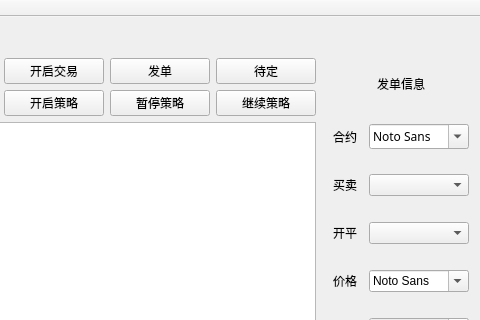
Qt form mainwindow.ui (wdy0401/only_qt_ctp) before a commit; both pictures show x 512 to 992 and y 0 to 320 of the 992 by 673 pixel window.
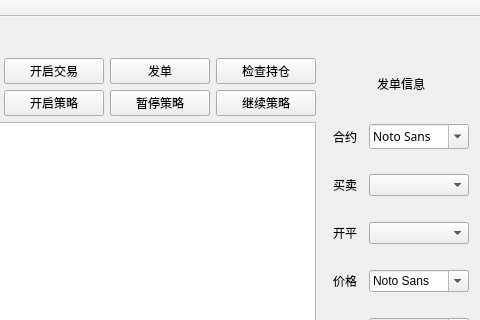
The same form after that commit.

Commit message: 在stderr中显示特定合约的持仓信息

```diff
--- a/mainwindow.ui
+++ b/mainwindow.ui
@@ -274,7 +274,7 @@
                </size>
               </property>
               <property name="text">
-               <string>待定</string>
+               <string>检查持仓</string>
               </property>
              </widget>
             </item>
```
The commit also changes 9 other files.
